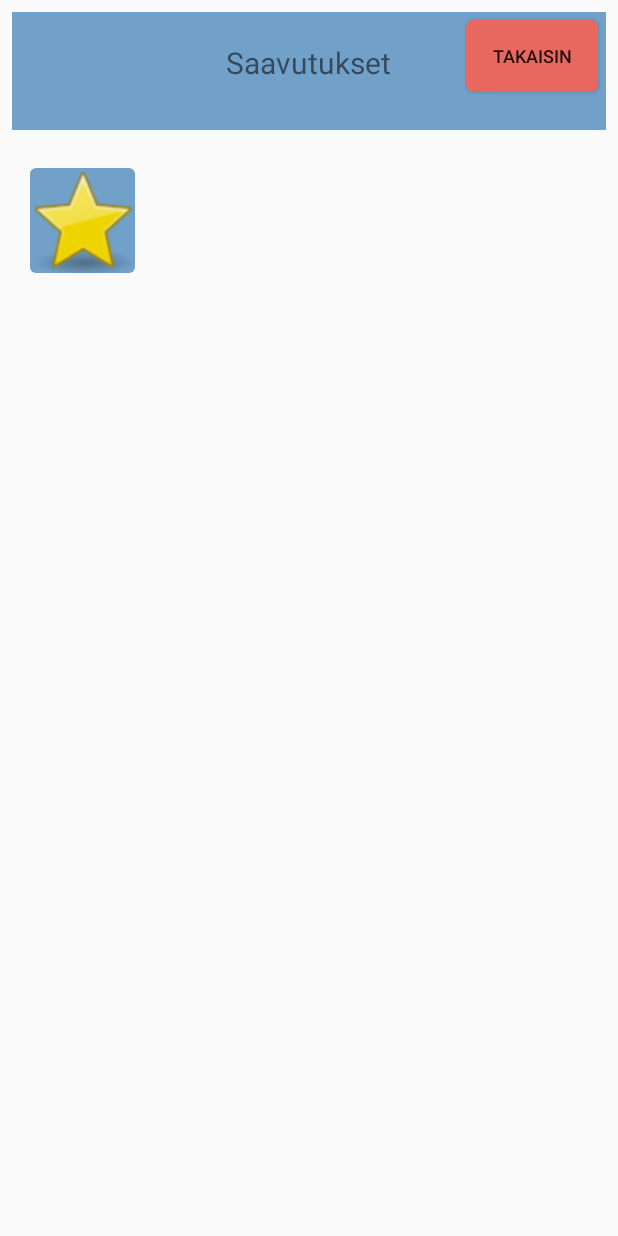
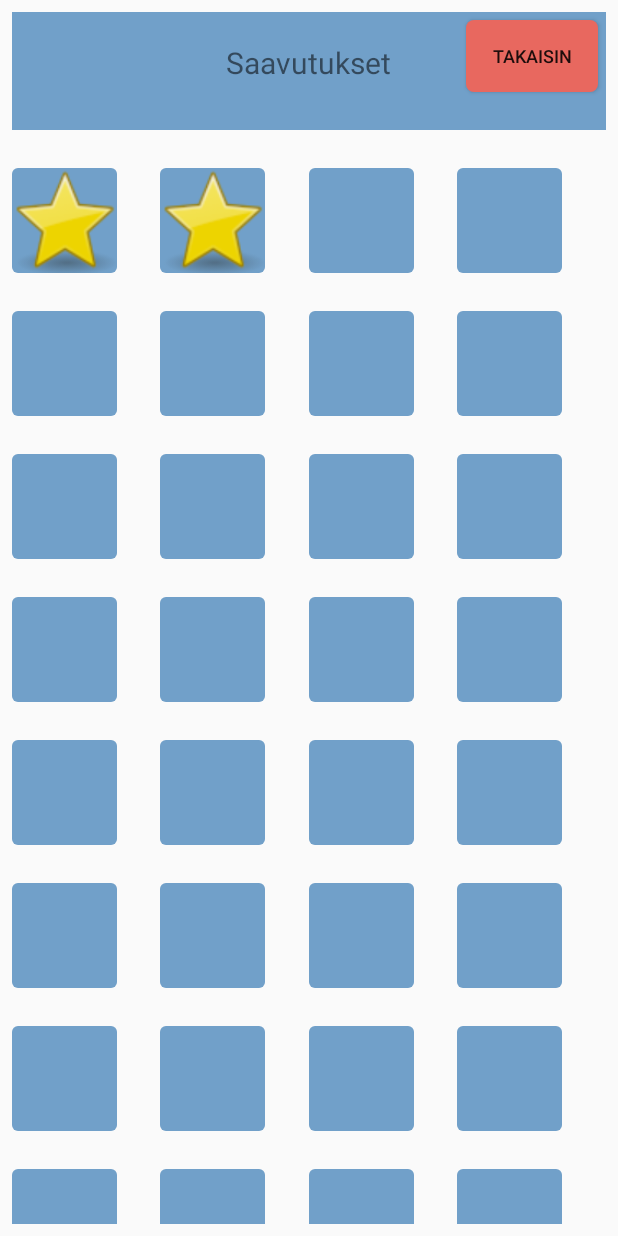
Before and after one commit to Malitsu/projectparsta, an Android app: the AchievementActivity screen opened directly, with no data from a screen before it, on a phone screen of 412 x 824 dp. Run offline under Robolectric (Android 15) with nearby library versions, the phone set to English and light mode, and no system bars.

Commit message:
Add possibility to make achievement items active or inactive.

```diff
--- a/app/src/main/java/fi/tuni/parsta/AchievementActivity.java
+++ b/app/src/main/java/fi/tuni/parsta/AchievementActivity.java
@@ -2,6 +2,7 @@ package fi.tuni.parsta;
 
 import android.content.Intent;
 import android.os.Bundle;
+import android.util.Log;
 import android.view.View;
 import android.widget.GridLayout;
 import android.widget.ImageView;
@@ -22,10 +23,29 @@ public class AchievementActivity extends AppCompatActivity {
         setContentView(R.layout.activity_achievement);
         achievementsList = new ArrayList<Achievement>();
 
+
+        //*********************************************************************
+        // Achievements for testing purpose
         Achievement testAchv = new Achievement(10);
         testAchv.setUnlockedIcon("unlocked");
         testAchv.setLongDesc("Tunnistit 10 kasvoa oikein");
+        testAchv.unlock();
         achievementsList.add(testAchv);
+
+        Achievement testAchv2 = new Achievement(10);
+        testAchv2.setUnlockedIcon("unlocked");
+        testAchv2.setLongDesc("Tunnistit 1 000 000 kasvoa oikein");
+        testAchv2.unlock();
+        achievementsList.add(testAchv2);
+
+        for(int i=0; i<30;i++){
+            Achievement testAchv3 = new Achievement(10);
+            testAchv3.setUnlockedIcon("unlocked");
+            testAchv3.setLongDesc("Tunnistit 1 000 000 kasvoa oikein");
+            achievementsList.add(testAchv3);
+        }
+
+        //**********************************************************************
 
 //        GridLayout gridLayout = findViewById(R.id.achievement_grid);
 //        Achievement[] achievements = ProgressController.getAchievements(this);
--- a/app/src/main/java/fi/tuni/parsta/RecyclerView_Adapter.java
+++ b/app/src/main/java/fi/tuni/parsta/RecyclerView_Adapter.java
@@ -2,6 +2,7 @@ package fi.tuni.parsta;
 
 import android.content.Context;
 import android.content.Intent;
+import android.util.Log;
 import android.view.LayoutInflater;
 import android.view.View;
 import android.view.ViewGroup;
@@ -37,11 +38,9 @@ public class RecyclerView_Adapter extends RecyclerView.Adapter<RecyclerView_Adap
 
     @Override
     public void onBindViewHolder(@NonNull MyViewHolder holder, final int position) {
-//
-//        cardBackground = mData.get(position).getNoteBackground();
-//        int resID = mContext.getResources().getIdentifier(cardBackground , "drawable", mContext.getPackageName());
-//        holder.cardView.setBackgroundResource(resID);
 
+        if(mData.get(position).isUnlocked()){
+            String locked2 = " " + mData.get(position).isUnlocked();
             String imgString = mData.get(position).getUnlockedIcon();
             int resID = mContext.getResources().getIdentifier(imgString , "drawable", mContext.getPackageName());
             holder.item_thumbnail.setImageResource(resID);
@@ -56,10 +55,10 @@ public class RecyclerView_Adapter extends RecyclerView.Adapter<RecyclerView_Adap
                     newIntent.putExtra("fi.tuni.parsta.achievementDesc", mData.get(position).getLongDesc());
 
                     mContext.startActivity(newIntent);
-
                 }
             });
-
+        }else{
+        }
     }
 
     @Override
--- a/app/src/main/res/layout/card_view_item.xml
+++ b/app/src/main/res/layout/card_view_item.xml
@@ -9,8 +9,6 @@
     xmlns:cardview="http://schemas.android.com/apk/res-auto"
     cardview:cardElevation="0dp"
     android:layout_marginTop="25dp"
-    android:layout_marginLeft="12dp"
-    cardview:layout_goneMarginRight="12dp"
     cardview:cardCornerRadius="4dp">
 
     <LinearLayout
```
Lines whose indentation alone changed are shown as unchanged.
